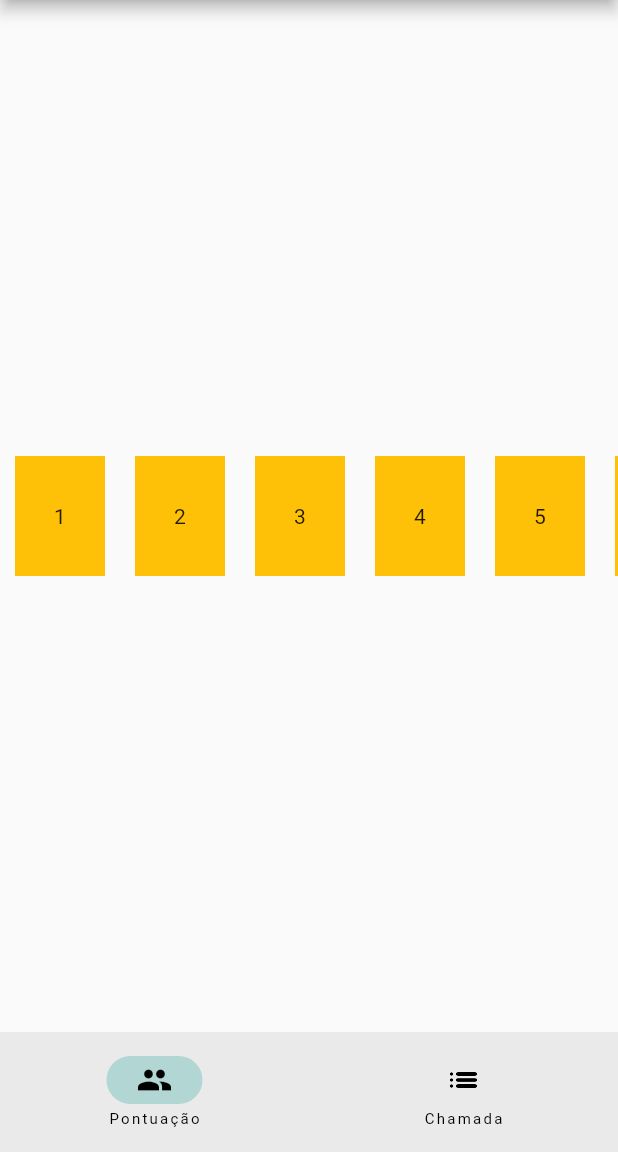
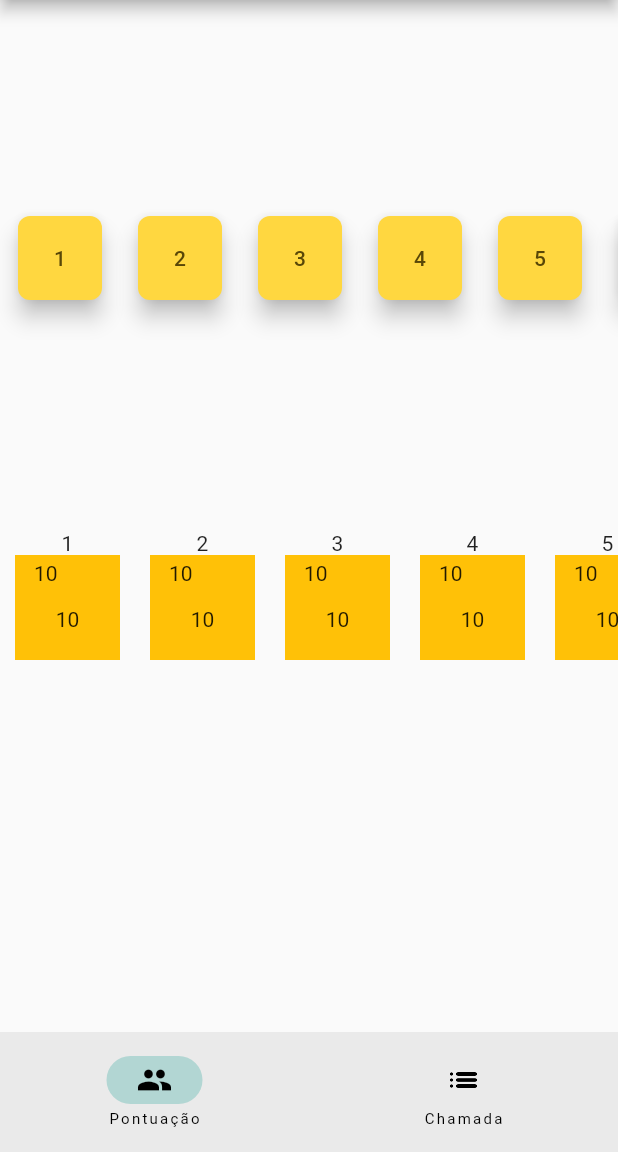
Before and after one commit to Virtuz0Gabe/boowling, a Flutter app: the screen it shows after launch, on a phone screen of 412 x 824 dp, the part 84-1236 px from its top. Run offline on Flutter 3.47's test engine with Material 2 defaults, Android fonts, the phone set to English and light mode, and no system bars.

Commit message:
estrutura do app | inicio lógica dos pontos

```diff
--- a/lib/Model/frame.dart
+++ b/lib/Model/frame.dart
@@ -1,28 +1,34 @@
 class Frame {
   int index;
-  int square1;
-  int square2;
+  String square1;
+  String square2;
+  String pontuation;
+  bool spare;
+  bool strike;
 
-  Frame (this.index, this.square1, this.square2);
+  Frame (this.index, this.square1, this.square2, this.pontuation, this.spare, this.strike);
 
 // === GETTERS =================================================\\
   String getIndex () {
     return index.toString();
   }
-  String getSquare1 () {
-    return square1.toString();
+  int getSquare1 () {
+    return int.parse(square1);
   }
-  String getSquare2 () {
-    return square2.toString();
+  int getSquare2 () {
+    return int.parse(square2);
+  }
+  int getPontuation () {
+    return int.parse(square1) + int.parse(square2);
   }
 // === SETTERS =================================================\\
   void setIndex (int newIndex) {
     index = newIndex;
   }
-  void setSquare1 (int point) {
+  void setSquare1 (String point) {
     square1 = point;
   }
-  void setSquare2 (int point) {
+  void setSquare2 (String point) {
     square2 = point;
   }
 }
--- a/lib/View/home_page.dart
+++ b/lib/View/home_page.dart
@@ -22,6 +22,19 @@ class _HomePageState extends State<HomePage> {
     [10, 0],           // Frame 9: Strike
     [10, 10, 10]    // Frame 10: Three Strikes
   ];
+
+  List<Frame> listaDeFrames = [
+    Frame(1, "10", " ", "10", false, true),
+    Frame(2, "10", " ", "10", false, true),
+    Frame(3, "10", " ", "10", false, true),
+    Frame(4, "10", " ", "10", false, true),
+    Frame(5, "10", " ", "10", false, true),
+    Frame(6, "10", " ", "10", false, true),
+    Frame(7, "10", " ", "10", false, true),
+    Frame(8, "10", " ", "10", false, true),
+    Frame(9, "10", " ", "10", false, true),
+  ];
+
   @override
   Widget build(BuildContext context) {
     return Scaffold(
@@ -35,56 +48,80 @@ class _HomePageState extends State<HomePage> {
           },
         ),
       ),
-      body: ListView.builder(
+      body: Column(
+        children: [
+          Expanded(
+            child: ListView.builder(
               scrollDirection: Axis.horizontal,
               itemCount: (10),
+              itemBuilder: (BuildContext context, int index) {
+                return Padding(
+                  padding: const EdgeInsets.all(12),
+                  child: Row(
+                    children: [
+                      FloatingActionButton(
+                        backgroundColor: Colors.amberAccent,
+                        foregroundColor: const Color.fromARGB(255, 89, 71, 7),
+                        elevation: 6,
+                        shape: RoundedRectangleBorder(borderRadius: BorderRadius.circular(8)),
+                        onPressed: () {
+                          // adicionar os pontos ao respectivo frame \\
+                        },
+                        child: Text((index+1).toString()),
+                      )
+                    ],
+                  ),
+                );
+              },
+            ),
+          ),
+
+          Expanded(
+            child: ListView.builder(
+            scrollDirection: Axis.horizontal,
+            itemCount: (9),
             itemBuilder: (BuildContext context, int index){
+              Frame frameAtual = listaDeFrames[index];
               return Padding(
                 padding: const EdgeInsets.all(10),
-            child: Center(
-              child: DecoratedBox(
+                child: Column(
+                  children: [
+                    Text(frameAtual.getIndex()),
+                    DecoratedBox(
                       decoration: BoxDecoration(
                         border: Border.all(
                           color: Colors.black,
                           width: 5,
                         ),
                       ),
-                child: GestureDetector(
-                  onTap: () {
-                    // adicionar o valor ao respectivo frame
-                    debugPrint("valor ${(index+1)} Adicionado");
-                  },
-                  child: Container(
-                    width: 60,
-                    height: 80,
+                      child:Container(
+                        width: 70,
+                        height: 70,
                         color: Colors.amber,
-                    child: Row(
+                        child: Column(
+                          mainAxisAlignment: MainAxisAlignment.center,
+                          children: [
+                            Row(
                             mainAxisAlignment: MainAxisAlignment.spaceAround,
                             children: [
-                        Text((index+1).toString()),
-                        ])
+                              Text(frameAtual.square1),
+                              Text(frameAtual.square2)
+                            ]),
+                            Padding(
+                              padding: const EdgeInsets.all(15),
+                              child: Text(frameAtual.pontuation))
+                          ]
+                        )
                       ),
                     ),
-              ),
+                  ]
                   ),
                 );
             }
 
                   ),
+          ),
+      ]),
     );
   }
-
-  int pointsCalculator (List<int> frame){
-    int sum = frame[0] + frame[1];
-
-    if (sum < 10)
-      return sum;
-
-    if (frame[0] == 10)
-      return 11;
-
-    return 12;
 }
-
-
-}
```
Lines whose indentation alone changed are shown as unchanged.
